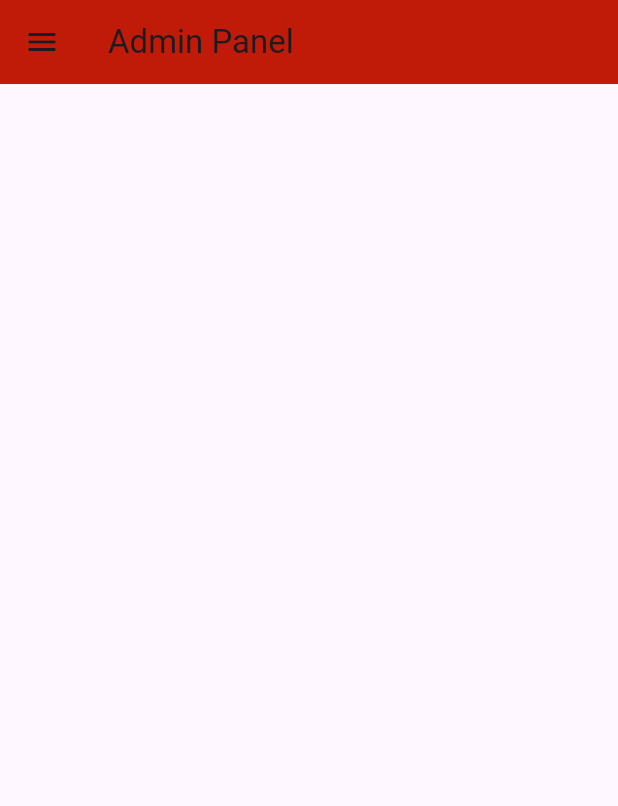
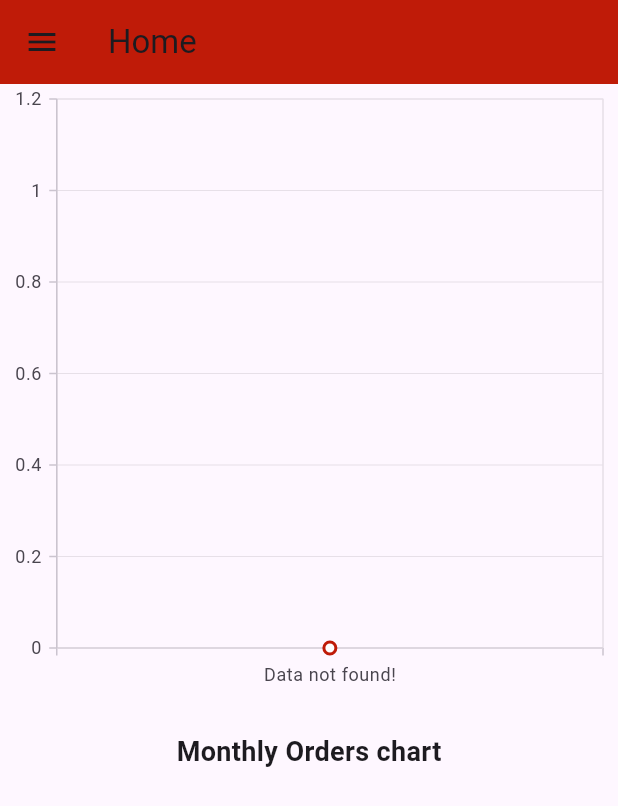
Before and after one commit to Abjackson21/Ekart, a Flutter app: the AdminMainScreen screen opened directly, in the side drawer, after a tap on "Home", on a phone screen of 412 x 824 dp. Shown: the top 806 px of the screen. Run offline on Flutter 3.47's test engine with Material 3 defaults, Android fonts, the phone set to English and light mode, and no system bars; our stand-ins replace cached_network_image, carousel_slider, cloud_firestore, device_info_plus, firebase_auth, firebase_core and 10 more; missing offline and left inert: image_card; accounts and stored records are empty.

Commit message:
admin report

```diff
--- /dev/null
+++ b/lib/controllers/chart_order_controller.dart
@@ -0,0 +1,55 @@
+// ignore_for_file: avoid_function_literals_in_foreach_calls
+
+import 'package:cloud_firestore/cloud_firestore.dart';
+import 'package:get/get.dart';
+
+import '../../models/chart_model.dart';
+
+class GetAllOrdersChart extends GetxController {
+  final FirebaseFirestore _firestore = FirebaseFirestore.instance;
+  final RxList<ChartData> monthlyOrderData = RxList<ChartData>();
+
+  @override
+  void onInit() {
+    super.onInit();
+    fetchMonthlyOrders();
+  }
+
+  Future<void> fetchMonthlyOrders() async {
+    final CollectionReference ordersCollection =
+        _firestore.collection('orders');
+
+    final DateTime dateMonthAgo =
+        DateTime.now().subtract(const Duration(days: 180));
+
+    final QuerySnapshot allUserSnapshot = await ordersCollection.get();
+    final Map<String, int> monthlyCount = {};
+
+    for (QueryDocumentSnapshot userSnapshot in allUserSnapshot.docs) {
+      final QuerySnapshot userOrdersSnapshot = await ordersCollection
+          .doc(userSnapshot.id)
+          .collection('confirmOrders')
+          .where("createdAt", isGreaterThanOrEqualTo: dateMonthAgo)
+          .get();
+
+      userOrdersSnapshot.docs.forEach((order) {
+        final Timestamp timestamp = order['createdAt'];
+        final DateTime orderDate = timestamp.toDate();
+        final String monthYearKey = '${orderDate.year}-${orderDate.month}';
+
+        monthlyCount[monthYearKey] = (monthlyCount[monthYearKey] ?? 0) + 1;
+      });
+    }
+
+    final List<ChartData> monthlyData = monthlyCount.entries
+        .map((entry) => ChartData(entry.key, entry.value.toDouble()))
+        .toList();
+
+    if (monthlyData.isEmpty) {
+      monthlyOrderData.add(ChartData("Data not found!", 0));
+    } else {
+      monthlyData.sort((a, b) => a.month.compareTo(b.month));
+      monthlyOrderData.assignAll(monthlyData);
+    }
+  }
+}
--- /dev/null
+++ b/lib/models/chart_model.dart
@@ -0,0 +1,5 @@
+class ChartData {
+  final String month;
+  final double value;
+  ChartData(this.month, this.value);
+}
--- a/lib/screens/admin-panel/admin_main_screen.dart
+++ b/lib/screens/admin-panel/admin_main_screen.dart
@@ -1,20 +1,78 @@
-// ignore_for_file: file_names, prefer_const_constructors
+// ignore_for_file: use_super_parameters, prefer_const_constructors, avoid_unnecessary_containers, sized_box_for_whitespace
 
-import 'package:ecomerce/utils/app_constant.dart';
-import 'package:ecomerce/widgets/drawer_widget.dart';
+import 'package:flutter/cupertino.dart';
 import 'package:flutter/material.dart';
+import 'package:get/get.dart';
+import 'package:syncfusion_flutter_charts/charts.dart';
+
+import '../../controllers/chart_order_controller.dart';
+import '../../models/chart_model.dart';
+import '../../utils/app_constant.dart';
+import '../../widgets/drawer_widget.dart';
 
 class AdminMainScreen extends StatelessWidget {
-  const AdminMainScreen({super.key});
+  const AdminMainScreen({Key? key}) : super(key: key);
 
   @override
   Widget build(BuildContext context) {
+    final getAllOrdersChartController = Get.put(GetAllOrdersChart());
+
     return Scaffold(
       appBar: AppBar(
         backgroundColor: AppConstant.appMainColor,
-        title: const Text("Admin Panel"),
+        title: const Text("Home"),
       ),
       drawer: DrawerWidget(),
+      body: Container(
+        child: Column(
+          children: [
+            Expanded(
+              child: Obx(() {
+                final monthlyData =
+                    getAllOrdersChartController.monthlyOrderData;
+                if (monthlyData.isEmpty) {
+                  return Container(
+                    height: Get.height / 2,
+                    child: Center(
+                      child: CupertinoActivityIndicator(),
+                    ),
+                  );
+                } else {
+                  return Column(
+                    children: [
+                      SizedBox(
+                        height: Get.height / 2,
+                        child: SfCartesianChart(
+                          tooltipBehavior: TooltipBehavior(enable: true),
+                          primaryXAxis: CategoryAxis(arrangeByIndex: true),
+                          series: <LineSeries<ChartData, String>>[
+                            LineSeries<ChartData, String>(
+                              dataSource: monthlyData,
+                              width: 2.5,
+                              color: AppConstant.appMainColor,
+                              xValueMapper: (ChartData data, _) => data.month,
+                              yValueMapper: (ChartData data, _) => data.value,
+                              name: "Monthly Orders chart",
+                              markerSettings: MarkerSettings(isVisible: true),
+                            )
+                          ],
+                        ),
+                      ),
+                      const SizedBox(
+                          height: 20), // Spacer between chart and text
+                      const Text(
+                        "Monthly Orders chart",
+                        style: TextStyle(
+                            fontSize: 18, fontWeight: FontWeight.bold),
+                      ),
+                    ],
+                  );
+                }
+              }),
+            ),
+          ],
+        ),
+      ),
     );
   }
 }
--- a/lib/screens/admin-panel/check_single_order_screen.dart
+++ b/lib/screens/admin-panel/check_single_order_screen.dart
@@ -1,3 +1,5 @@
+// ignore_for_file: unnecessary_import, must_be_immutable, prefer_interpolation_to_compose_strings, prefer_const_constructors
+
 import 'package:ecomerce/models/order_model.dart';
 import 'package:ecomerce/utils/app_constant.dart';
 import 'package:flutter/cupertino.dart';
--- a/lib/screens/user-panel/product_details_screen.dart
+++ b/lib/screens/user-panel/product_details_screen.dart
@@ -1,4 +1,4 @@
-// ignore_for_file: file_names, must_be_immutable, prefer_const_constructors, prefer_const_literals_to_create_immutables, avoid_unnecessary_containers, prefer_interpolation_to_compose_strings, unused_local_variable, avoid_print, prefer_const_declarations, deprecated_member_use
+// ignore_for_file: file_names, must_be_immutable, prefer_const_constructors, prefer_const_literals_to_create_immutables, avoid_unnecessary_containers, prefer_interpolation_to_compose_strings, unused_local_variable, avoid_print, prefer_const_declarations, deprecated_member_use, unused_element
 
 import 'package:cached_network_image/cached_network_image.dart';
 import 'package:carousel_slider/carousel_slider.dart';
--- a/pubspec.yaml
+++ b/pubspec.yaml
@@ -53,6 +53,7 @@ dependencies:
   uuid: ^4.4.0
   image_card: ^0.0.4
   url_launcher: ^6.3.0
+  syncfusion_flutter_charts: ^26.1.40
 
 dev_dependencies:
   flutter_test:
```
Also changed, not shown: pubspec.lock.
